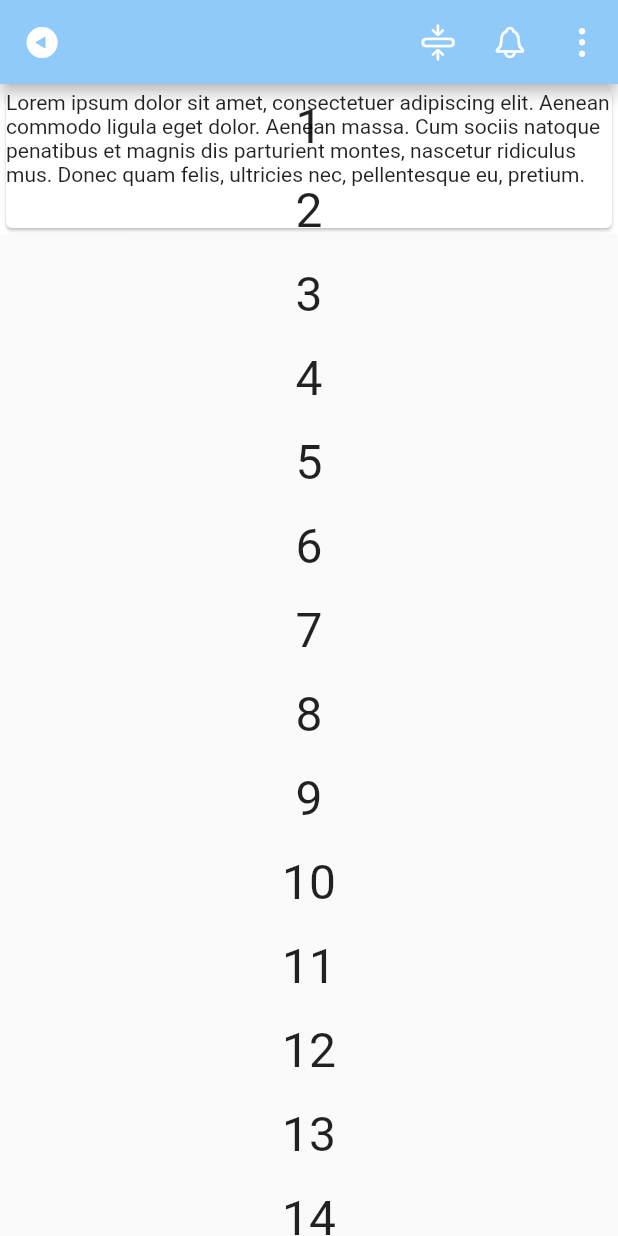
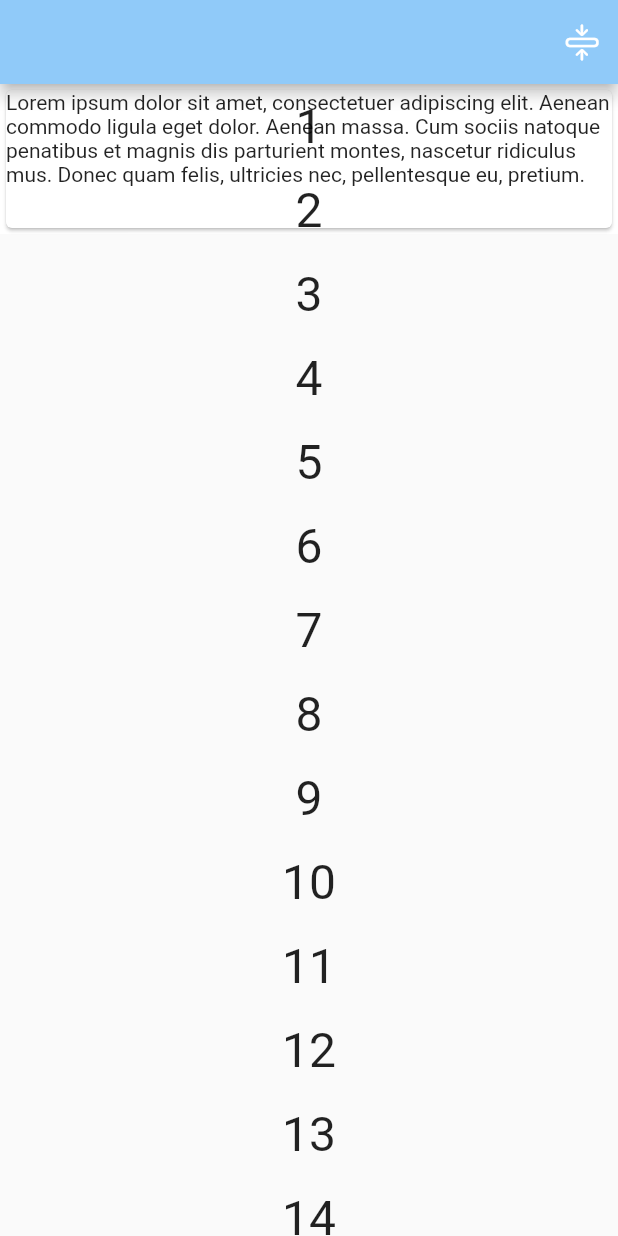
Before and after one commit to mlitchard/transparency_demo, a Flutter app: the screen it shows after launch, on a phone screen of 412 x 824 dp. Run offline on Flutter 3.47's test engine with Material 2 defaults, Android fonts, the phone set to English and light mode, and no system bars; drawn by our look-alikes of expandable.

Commit message:
removed some cruft

```diff
--- a/lib/main.dart
+++ b/lib/main.dart
@@ -118,12 +118,7 @@ class _TestWidgetState extends State<TestWidget> {
             child: Text('${index + 1}', style: TextStyle(fontSize: 32)),
           )));
   PreferredSizeWidget sappBar(BuildContext context) {
-    return AppBar(
-        backgroundColor: Theme.of(context).backgroundColor,
-        leading: IconButton(
-            icon: Icon(CupertinoIcons.arrowtriangle_left_circle_fill),
-            onPressed: () {}),
-        actions: [
+    return AppBar(backgroundColor: Theme.of(context).backgroundColor, actions: [
       Builder(builder: (context) {
         exController = ExpandableController.of(context, required: true)!;
         lvController.addListener(listenScrolling);
@@ -135,9 +130,6 @@ class _TestWidgetState extends State<TestWidget> {
               });
             });
       }),
-          IconButton(icon: Icon(CupertinoIcons.bell), onPressed: () {}),
-          IconButton(
-              icon: Icon(CupertinoIcons.ellipsis_vertical), onPressed: () {})
     ]);
   }
 }
```
Lines whose indentation alone changed are shown as unchanged.
